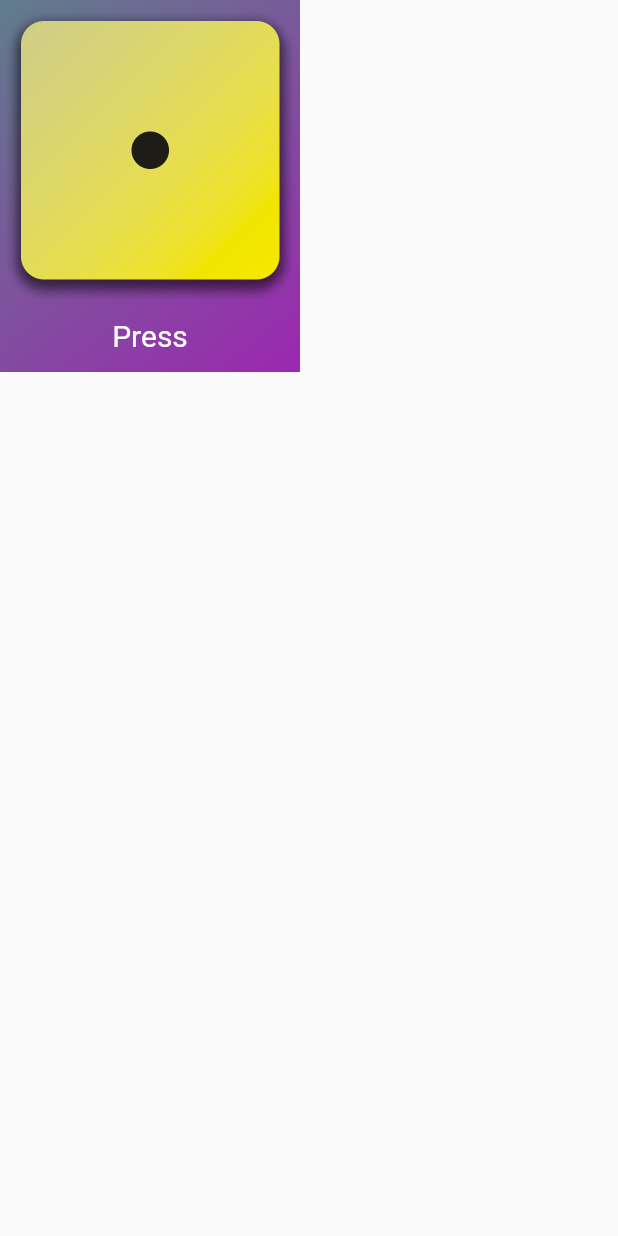
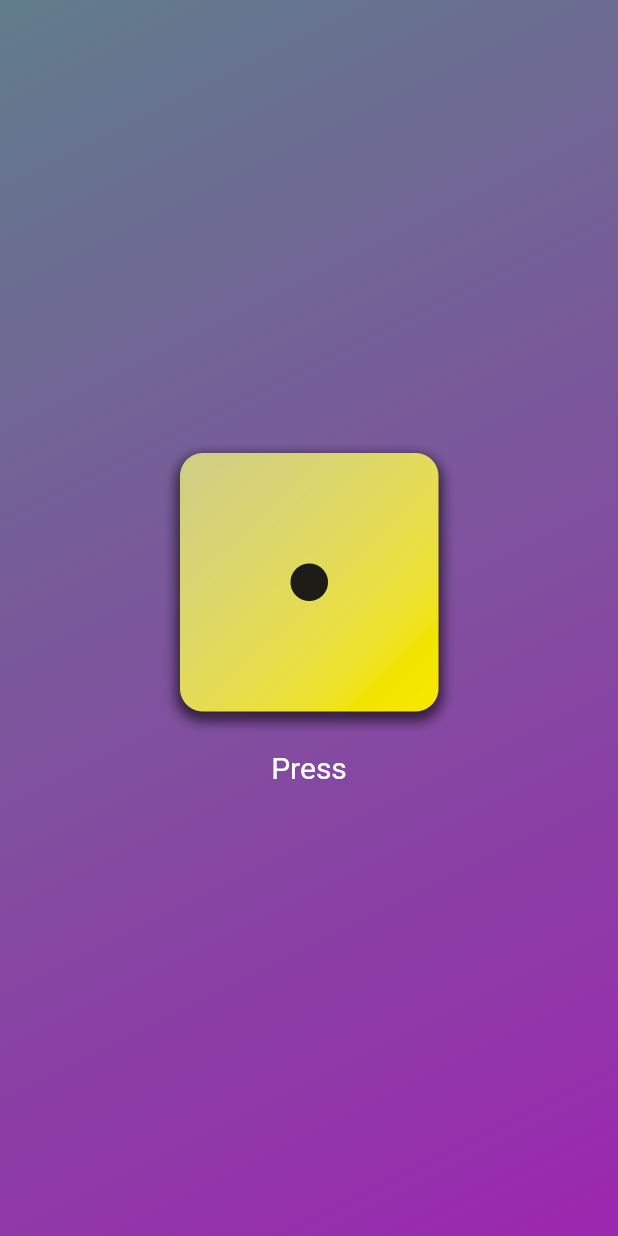
Before and after one commit to AndreiChristian/Flutter, a Flutter app: the screen it shows after launch, on a phone screen of 412 x 824 dp. Run offline on Flutter 3.47's test engine with Material 2 defaults, Android fonts, the phone set to English and light mode, and no system bars.

Commit message:
first project done

```diff
--- a/first_app/lib/dice_roller.dart
+++ b/first_app/lib/dice_roller.dart
@@ -23,7 +23,7 @@ class _DiceRollerState extends State<DiceRoller> {
   @override
   Widget build(context) {
     return Column(
-      mainAxisSize: MainAxisSize.min,
+      mainAxisAlignment: MainAxisAlignment.center,
       children: [
         Image.asset(
           activeDiceImage,
--- a/first_app/lib/gradient_container.dart
+++ b/first_app/lib/gradient_container.dart
@@ -17,6 +17,7 @@ class GradientContainer extends StatelessWidget {
   @override
   Widget build(context) {
     return Container(
+        alignment: Alignment.center,
         decoration: BoxDecoration(
             gradient: LinearGradient(
                 colors: [colorOne, colorTwo],
```
